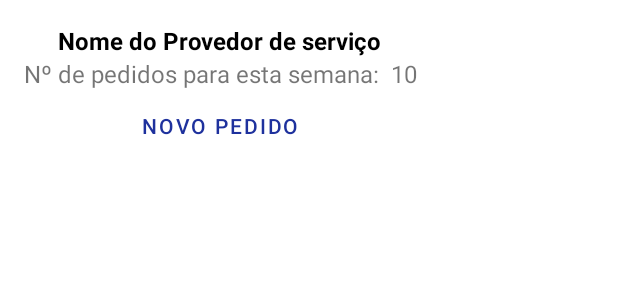
After one commit to ivensgustavo/lavandery, an Android app: the layout marker_info_contents.xml on its own in the app's theme, with its tools: preview values and no code run, on a phone screen of 412 x 824 dp. The commit adds this screen. Shown: the top 300 px of the screen. Run offline under Robolectric (Android 15) with nearby library versions, the phone set to English and light mode, and no system bars.

Commit message:
Personalize marker info contents

```diff
--- a/app/src/main/res/layout/activity_select_account_type.xml
+++ b/app/src/main/res/layout/activity_select_account_type.xml
@@ -39,7 +39,7 @@
             android:id="@+id/radio_button_consumer_account"
             android:layout_width="match_parent"
             android:layout_height="match_parent"
-            android:text="Consumidor de servios de lavanderia"
+            android:text="Consumidor de serviços de lavanderia"
             app:buttonTint="@color/main_blue"/>
         <RadioButton
             android:id="@+id/radio_button_provider_account"
--- /dev/null
+++ b/app/src/main/res/layout/marker_info_contents.xml
@@ -0,0 +1,45 @@
+<?xml version="1.0" encoding="utf-8"?>
+<LinearLayout xmlns:android="http://schemas.android.com/apk/res/android"
+    android:orientation="vertical"
+    android:layout_width="wrap_content"
+    android:layout_height="wrap_content"
+    android:padding="16sp">
+
+    <TextView
+        android:id="@+id/provider_name"
+        android:layout_width="wrap_content"
+        android:layout_height="wrap_content"
+        android:layout_gravity="center_horizontal"
+        android:text="Nome do Provedor de serviço"
+        android:textStyle="bold"
+        android:textColor="@color/black"
+        android:textSize="16sp"/>
+
+
+    <LinearLayout
+        android:layout_width="wrap_content"
+        android:layout_height="wrap_content"
+        android:layout_gravity="center_horizontal">
+        <TextView
+            android:layout_width="wrap_content"
+            android:layout_height="wrap_content"
+            android:text="Nº de pedidos para esta semana:"
+            android:textSize="16sp"/>
+
+        <TextView
+            android:id="@+id/number_of_orders"
+            android:layout_width="wrap_content"
+            android:layout_height="wrap_content"
+            android:layout_marginStart="8dp"
+            android:text="10"
+            android:textSize="16sp"/>
+    </LinearLayout>
+
+    <Button
+        android:id="@+id/btn_new_order"
+        android:layout_width="wrap_content"
+        android:layout_height="wrap_content"
+        android:layout_gravity="center_horizontal"
+        android:text="Novo pedido"
+        style="@style/Widget.MaterialComponents.Button.TextButton"/>
+</LinearLayout>
```
Also changed, not shown: app/src/main/java/dadm/quixada/ufc/lavandery/adapters/MarkerInfoWindowAdapter.kt (added, +36 -0 lines), app/src/main/java/dadm/quixada/ufc/lavandery/fragments/HomeFragment.kt (+37 -11 lines), app/src/main/java/dadm/quixada/ufc/lavandery/logic/ProviderService.kt (added, +56 -0 lines), app/src/main/java/dadm/quixada/ufc/lavandery/models/Provider.kt (added, +8 -0 lines).
